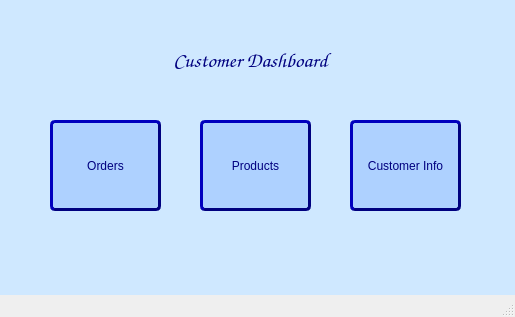
Old version of the form Code-Connection/Screens/25 Customer Dashboard.ui in the repository ElyanAli/DairyPro.
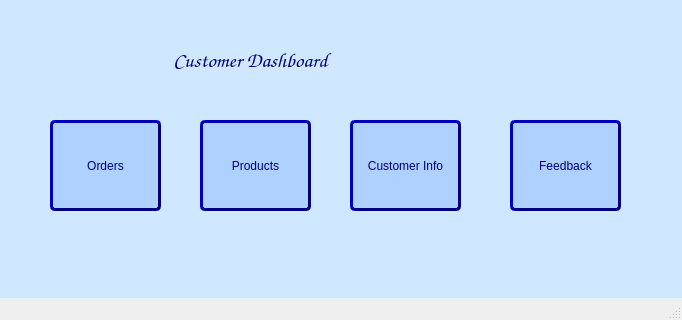
New version of the form. Icons and pictures are not drawn.

Commit message: Last update before Admin Customer Feedback

What changed in the file:
```diff
--- a/Code-Connection/Screens/25 Customer Dashboard.ui
+++ b/Code-Connection/Screens/25 Customer Dashboard.ui
@@ -6,8 +6,8 @@
    <rect>
     <x>0</x>
     <y>0</y>
-    <width>515</width>
-    <height>317</height>
+    <width>682</width>
+    <height>320</height>
    </rect>
   </property>
   <property name="windowTitle">
@@ -60,7 +60,7 @@
      <string>Orders</string>
     </property>
    </widget>
-   <widget class="QPushButton" name="distributorView">
+   <widget class="QPushButton" name="customerInfo">
     <property name="geometry">
      <rect>
       <x>350</x>
@@ -190,21 +190,45 @@
      <bool>true</bool>
     </property>
    </widget>
+   <widget class="QPushButton" name="feedback">
+    <property name="geometry">
+     <rect>
+      <x>510</x>
+      <y>120</y>
+      <width>111</width>
+      <height>91</height>
+     </rect>
+    </property>
+    <property name="styleSheet">
+     <string notr="true">background-color: rgb(174, 209, 255);
+font: 10pt &quot;Comic Sans MS&quot;;
+color: #00007f;
+border-style: outset;
+border-width: 3px;
+border-radius: 5px;
+border-color: #00007f;
+</string>
+    </property>
+    <property name="text">
+     <string>Feedback</string>
+    </property>
+   </widget>
    <zorder>label_4</zorder>
    <zorder>productView</zorder>
    <zorder>orders</zorder>
-   <zorder>distributorView</zorder>
+   <zorder>customerInfo</zorder>
    <zorder>label_12</zorder>
    <zorder>label_5</zorder>
    <zorder>label</zorder>
    <zorder>label_9</zorder>
+   <zorder>feedback</zorder>
   </widget>
   <widget class="QMenuBar" name="menubar">
    <property name="geometry">
     <rect>
      <x>0</x>
      <y>0</y>
-     <width>515</width>
+     <width>682</width>
      <height>26</height>
     </rect>
    </property>
```
The commit also changes 22 other files.
